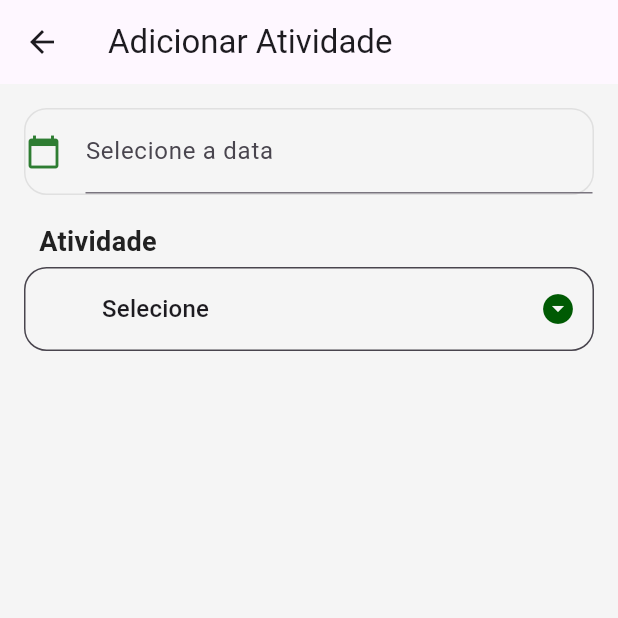
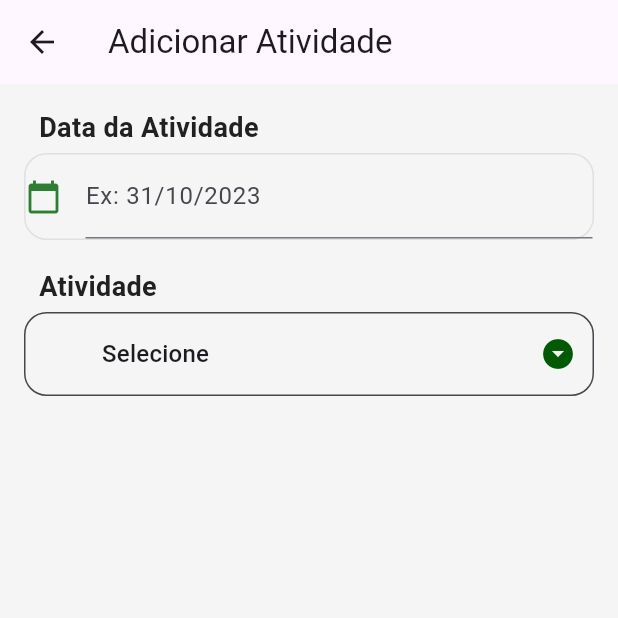
Before and after one commit to amon-mn/foresty, a Flutter app: the ActivityFormPage screen opened directly, on a phone screen of 412 x 824 dp, the top half of it. Run offline on Flutter 3.47's test engine with Material 2 defaults, Android fonts, the phone set to English and light mode, and no system bars; drawn by our look-alikes of date_time_picker; our stand-ins replace cloud_firestore, firebase_auth, firebase_core, firebase_storage, geolocator, google_sign_in and 2 more; missing offline and left inert: flutter_facebook_auth, validadores; accounts and stored records are empty; network calls fail.

Commit message:
form relating to planting activity into ActivityFormPage

```diff
--- a/lib/firestore_activity/screens/activity_form_page.dart
+++ b/lib/firestore_activity/screens/activity_form_page.dart
@@ -90,6 +90,19 @@ class _ActivityFormPageState extends State<ActivityFormPage> {
           padding: EdgeInsets.all(16.0),
           children: [
             Container(
+              alignment: Alignment.topLeft,
+              padding: EdgeInsets.only(left: 10),
+              child: Text(
+                'Data da Atividade',
+                style: TextStyle(
+                  fontSize: 18.0,
+                  fontWeight: FontWeight.bold,
+                  color: Colors.grey[900],
+                ),
+              ),
+            ),
+            const SizedBox(height: 4),
+            Container(
               decoration: BoxDecoration(
                 border: Border.all(
                   color: Colors.grey[300]!,
@@ -107,7 +120,7 @@ class _ActivityFormPageState extends State<ActivityFormPage> {
                   Icons.calendar_today,
                   color: Colors.green[800]!,
                 ),
-                dateLabelText: 'Selecione a data',
+                dateLabelText: 'Ex: 31/10/2023',
                 onChanged: (val) {
                   setState(() {
                     selectedDate = val;
@@ -344,7 +357,7 @@ class _ActivityFormPageState extends State<ActivityFormPage> {
                           alignment: Alignment.topLeft,
                           padding: EdgeInsets.only(left: 10),
                           child: Text(
-                            'Data',
+                            'Data da Semeadura',
                             style: TextStyle(
                               fontSize: 18.0,
                               fontWeight: FontWeight.bold,
@@ -372,7 +385,7 @@ class _ActivityFormPageState extends State<ActivityFormPage> {
                               Icons.calendar_today,
                               color: Colors.green[800]!, // Calendar icon color
                             ),
-                            dateLabelText: '31/10/2023',
+                            dateLabelText: 'Ex: 31/10/2023',
                             onChanged: (val) {
                               setState(() {
                                 selectedDateSD = val;
@@ -404,7 +417,7 @@ class _ActivityFormPageState extends State<ActivityFormPage> {
                             type: MaskAutoCompletionType.lazy,
                           ),
                           controller: _quantidadeSDController,
-                          hintText: '3kg',
+                          hintText: 'Quantidade',
                           obscureText: false,
                           validator: (value) {},
                         ),
```
